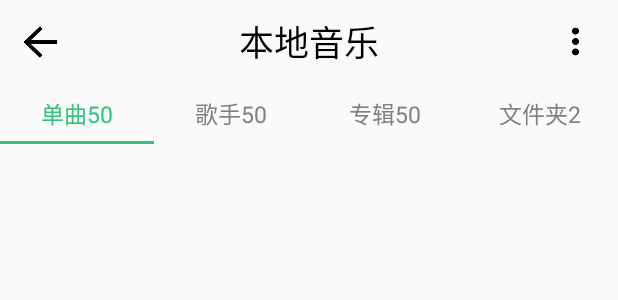
After one commit to PdKingLiu/QQMusic, an Android app: the layout fragment_local_music.xml on its own in the app's theme, with its tools: preview values and no code run, on a phone screen of 412 x 824 dp. The commit adds this screen. Shown: the top 300 px of the screen. Run offline under Robolectric (Android 15) with nearby library versions, the phone set to English and light mode, and no system bars.

Commit message:
完成本地音乐碎片跳转和界面

```diff
--- /dev/null
+++ b/app/src/main/res/layout/fragment_local_music.xml
@@ -0,0 +1,83 @@
+<?xml version="1.0" encoding="utf-8"?>
+<LinearLayout xmlns:android="http://schemas.android.com/apk/res/android"
+    xmlns:app="http://schemas.android.com/apk/res-auto"
+    android:layout_width="match_parent"
+    android:layout_height="match_parent"
+    android:orientation="vertical">
+
+    <RelativeLayout
+        android:layout_width="match_parent"
+        android:layout_height="?attr/actionBarSize">
+
+        <ImageView
+            android:id="@+id/exit_search"
+            android:layout_width="24dp"
+            android:layout_height="24dp"
+            android:layout_alignParentLeft="true"
+            android:layout_centerVertical="true"
+            android:layout_marginLeft="15sp"
+            android:clickable="true"
+            android:focusable="true"
+            android:src="@drawable/local_exit" />
+
+        <TextView
+            android:layout_width="wrap_content"
+            android:layout_height="wrap_content"
+            android:layout_centerInParent="true"
+            android:layout_centerVertical="true"
+            android:text="本地音乐"
+            android:textColor="@android:color/black"
+            android:textSize="23sp" />
+
+        <ImageView
+            android:id="@+id/music_icon"
+            android:layout_width="26dp"
+            android:layout_height="26dp"
+            android:layout_alignParentRight="true"
+            android:layout_centerVertical="true"
+            android:layout_marginRight="15dp"
+            android:src="@drawable/local_menu" />
+
+    </RelativeLayout>
+
+    <android.support.design.widget.TabLayout
+        android:layout_width="match_parent"
+        android:layout_height="40dp"
+        app:tabGravity="fill"
+        app:tabMaxWidth="0dp"
+        app:tabIndicatorColor="@color/colorPrimary"
+        app:tabSelectedTextColor="@color/colorPrimary"
+        app:tabTextAppearance="@style/TabLayoutTextSize"
+        app:tabTextColor="#808080">
+
+        <android.support.design.widget.TabItem
+            android:layout_width="match_parent"
+            android:layout_height="wrap_content"
+            android:text="单曲50" />
+
+        <android.support.design.widget.TabItem
+            android:layout_width="match_parent"
+            android:layout_height="wrap_content"
+            android:text="歌手50" />
+
+        <android.support.design.widget.TabItem
+            android:layout_width="match_parent"
+            android:layout_height="wrap_content"
+            android:text="专辑50" />
+
+        <android.support.design.widget.TabItem
+            android:layout_width="match_parent"
+            android:layout_height="wrap_content"
+            android:text="文件夹2" />
+
+
+    </android.support.design.widget.TabLayout>
+
+    <android.support.v7.widget.RecyclerView
+        android:layout_width="match_parent"
+        android:layout_height="match_parent">
+
+    </android.support.v7.widget.RecyclerView>
+
+
+</LinearLayout>
--- a/app/src/main/res/layout/mine_musickind.xml
+++ b/app/src/main/res/layout/mine_musickind.xml
@@ -10,6 +10,7 @@
         android:orientation="horizontal">
 
         <LinearLayout
+            android:id="@+id/local_music"
             android:layout_width="0dp"
             android:layout_height="wrap_content"
             android:layout_gravity="center_vertical"
@@ -26,8 +27,7 @@
                 android:layout_width="wrap_content"
                 android:layout_height="wrap_content"
                 android:layout_gravity="center_horizontal"
-                android:layout_marginBottom="5dp
-"
+                android:layout_marginBottom="5dp"
                 android:layout_marginTop="5dp"
                 android:text="本地音乐"
                 android:textColor="@android:color/black"
```
Also changed, not shown: app/src/main/java/com/example/qqmusic/LocalMusicFragment.java (added, +62 -0 lines), app/src/main/java/com/example/qqmusic/MainActivity.java (+5 -3 lines), app/src/main/java/com/example/qqmusic/MineFragment.java (+35 -0 lines), app/src/main/java/com/example/qqmusic/Util.java (+13 -1 lines), app/src/main/java/com/example/qqmusic/data/LocalMusic.java (added, +12 -0 lines), app/src/main/res/drawable/local_exit.png (added), app/src/main/res/drawable/local_menu.png (added).
